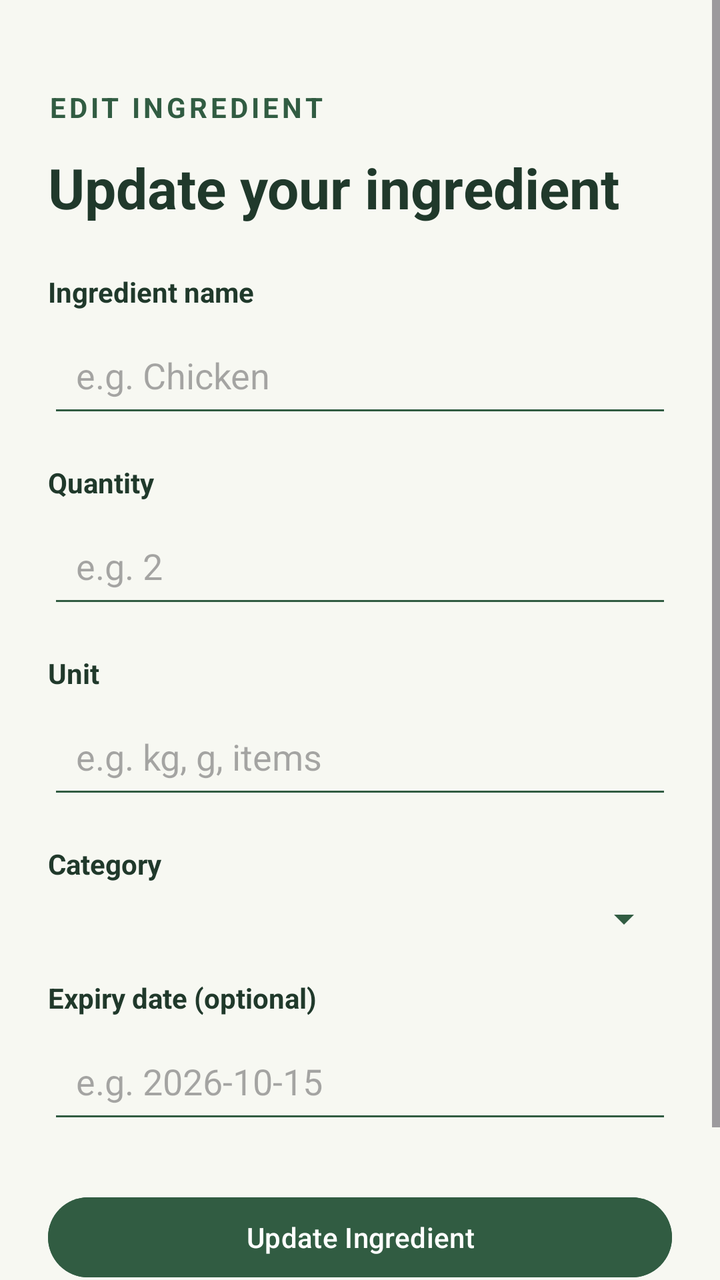
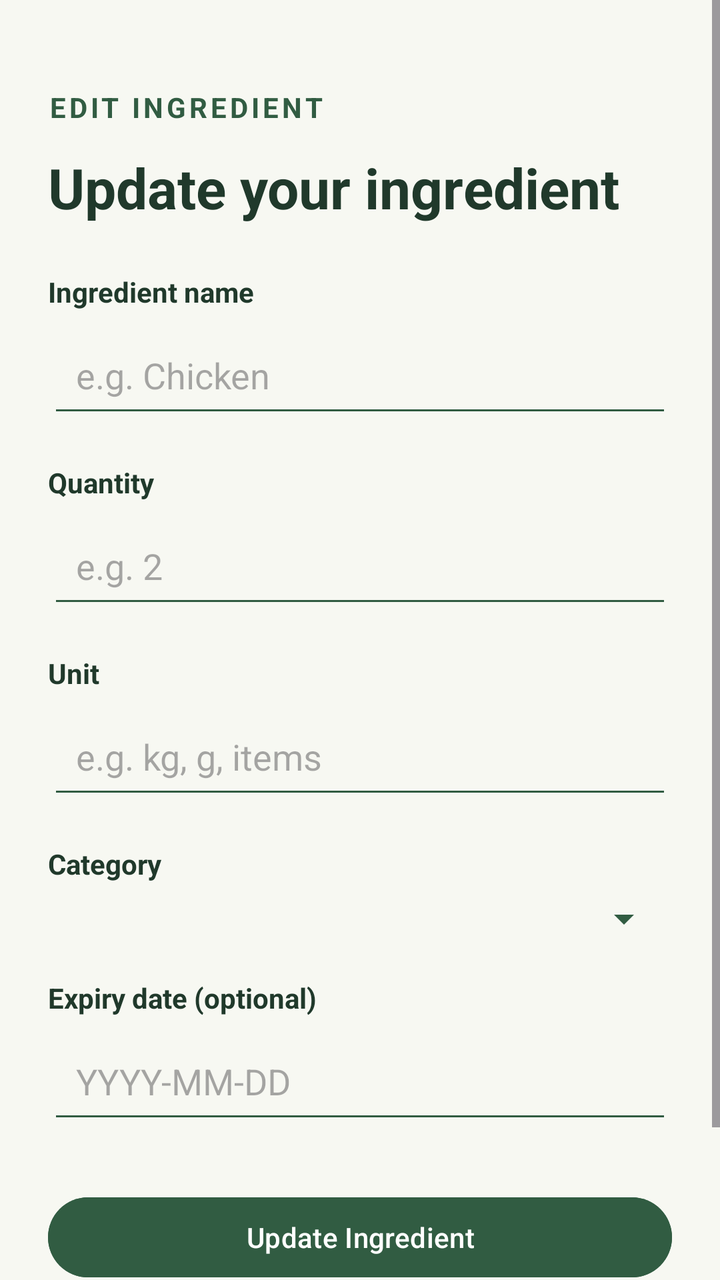

Compare the two renders of this Android layout. The source of the first and the diff that turns it into the second are given below.
<!-- AndroidManifest.xml: application theme Theme.SmartPantryManager -->
<!-- res/layout/activity_edit_ingredient.xml -->
<?xml version="1.0" encoding="utf-8"?>
<ScrollView xmlns:android="http://schemas.android.com/apk/res/android"
    android:layout_width="match_parent"
    android:layout_height="match_parent"
    android:background="#F7F8F2">

    <LinearLayout
        android:layout_width="match_parent"
        android:layout_height="wrap_content"
        android:orientation="vertical"
        android:padding="24dp">

        <TextView
            android:layout_width="match_parent"
            android:layout_height="wrap_content"
            android:text="EDIT INGREDIENT"
            android:textColor="#315C42"
            android:textSize="14sp"
            android:textStyle="bold"
            android:letterSpacing="0.12"
            android:layout_marginTop="20dp" />

        <TextView
            android:layout_width="match_parent"
            android:layout_height="wrap_content"
            android:text="Update your ingredient"
            android:textColor="#20392B"
            android:textSize="28sp"
            android:textStyle="bold"
            android:layout_marginTop="12dp"
            android:layout_marginBottom="24dp" />

        <TextView
            android:layout_width="match_parent"
            android:layout_height="wrap_content"
            android:text="Ingredient name"
            android:textColor="#20392B"
            android:textStyle="bold"
            android:layout_marginBottom="6dp" />

        <EditText
            android:id="@+id/editIngredientNameInput"
            android:layout_width="match_parent"
            android:layout_height="wrap_content"
            android:hint="e.g. Chicken"
            android:inputType="text"
            android:padding="14dp"
            android:backgroundTint="#315C42"
            android:layout_marginBottom="18dp" />

        <TextView
            android:layout_width="match_parent"
            android:layout_height="wrap_content"
            android:text="Quantity"
            android:textColor="#20392B"
            android:textStyle="bold"
            android:layout_marginBottom="6dp" />

        <EditText
            android:id="@+id/editQuantityInput"
            android:layout_width="match_parent"
            android:layout_height="wrap_content"
            android:hint="e.g. 2"
            android:inputType="numberDecimal"
            android:padding="14dp"
            android:backgroundTint="#315C42"
            android:layout_marginBottom="18dp" />

        <TextView
            android:layout_width="match_parent"
            android:layout_height="wrap_content"
            android:text="Unit"
            android:textColor="#20392B"
            android:textStyle="bold"
            android:layout_marginBottom="6dp" />

        <EditText
            android:id="@+id/editUnitInput"
            android:layout_width="match_parent"
            android:layout_height="wrap_content"
            android:hint="e.g. kg, g, items"
            android:inputType="text"
            android:padding="14dp"
            android:backgroundTint="#315C42"
            android:layout_marginBottom="18dp" />

        <TextView
            android:layout_width="match_parent"
            android:layout_height="wrap_content"
            android:text="Category"
            android:textColor="#20392B"
            android:textStyle="bold"
            android:layout_marginBottom="6dp" />

        <Spinner
            android:id="@+id/editCategorySpinner"
            android:layout_width="match_parent"
            android:layout_height="wrap_content"
            android:backgroundTint="#315C42"
            android:layout_marginBottom="18dp" />

        <TextView
            android:layout_width="match_parent"
            android:layout_height="wrap_content"
            android:text="Expiry date (optional)"
            android:textColor="#20392B"
            android:textStyle="bold"
            android:layout_marginBottom="6dp" />

        <EditText
            android:id="@+id/editExpiryDateInput"
            android:layout_width="match_parent"
            android:layout_height="wrap_content"
            android:hint="e.g. 2026-10-15"
            android:inputType="date"
            android:padding="14dp"
            android:backgroundTint="#315C42"
            android:layout_marginBottom="28dp" />

        <Button
            android:id="@+id/updateIngredientButton"
            android:layout_width="match_parent"
            android:layout_height="wrap_content"
            android:text="Update Ingredient"
            android:textAllCaps="false"
            android:textColor="#FFFFFF"
            android:backgroundTint="#315C42"
            android:layout_marginBottom="12dp" />

        <Button
            android:id="@+id/cancelEditButton"
            android:layout_width="match_parent"
            android:layout_height="wrap_content"
            android:text="Cancel"
            android:textAllCaps="false"
            android:textColor="#315C42"
            android:backgroundTint="#E8EDE7" />

    </LinearLayout>

</ScrollView>
<!-- resources referenced by this layout -->
<resources>
  <style name="Theme.SmartPantryManager" parent="Base.Theme.SmartPantryManager" />
  <style name="Base.Theme.SmartPantryManager" parent="Theme.Material3.DayNight.NoActionBar">
          
          
      </style>
</resources>

<!-- the commit's change to res/layout/activity_edit_ingredient.xml (unified diff, before → after) -->
@@ -111,7 +111,7 @@
             android:id="@+id/editExpiryDateInput"
             android:layout_width="match_parent"
             android:layout_height="wrap_content"
-            android:hint="e.g. 2026-10-15"
+            android:hint="YYYY-MM-DD"
             android:inputType="date"
             android:padding="14dp"
             android:backgroundTint="#315C42"
